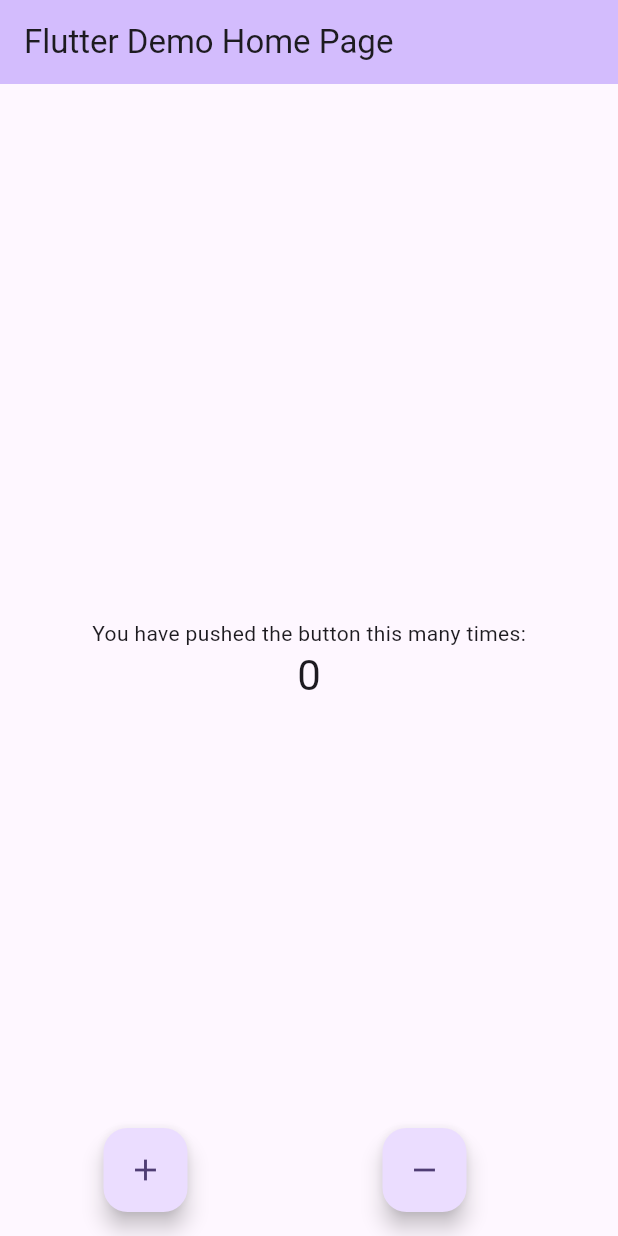
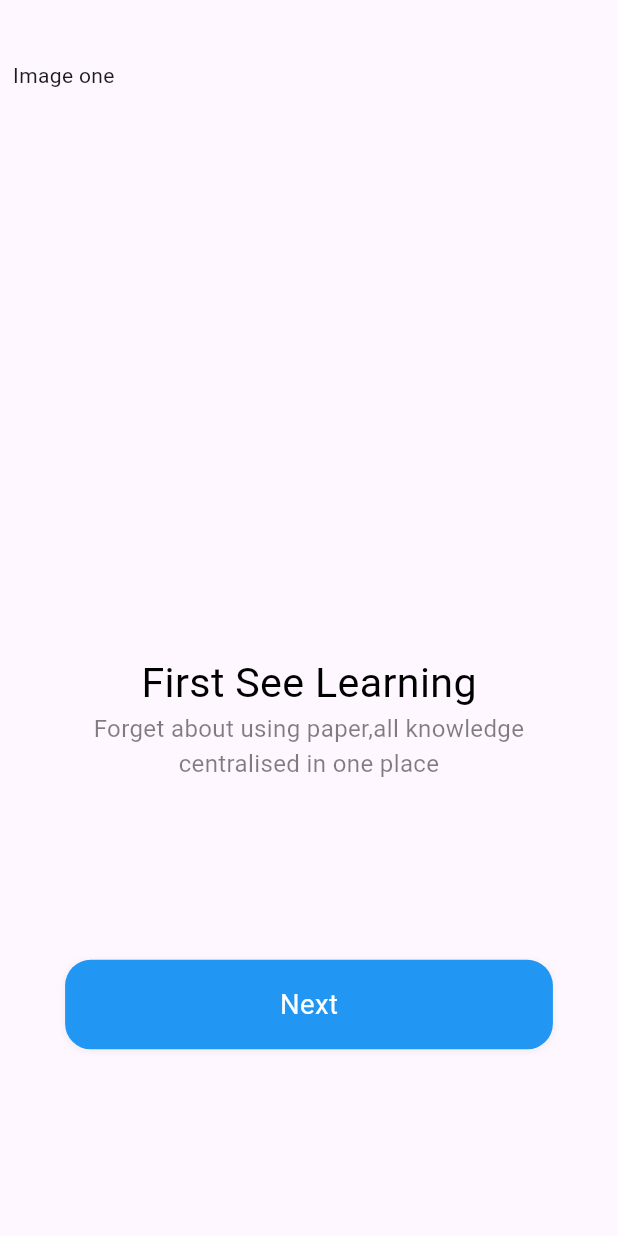
Before and after one commit to LMuchapirei/ulearning, a Flutter app: the screen it shows after launch, on a phone screen of 412 x 824 dp. Run offline on Flutter 3.47's test engine with Material 3 defaults, Android fonts, the light colour scheme and no system bars; our stand-ins replace flutter_bloc, flutter_screenutil.

Commit message:
Create the welcome screen

```diff
--- a/lib/main.dart
+++ b/lib/main.dart
@@ -1,8 +1,10 @@
 import 'package:flutter/material.dart';
 import 'package:flutter_bloc/flutter_bloc.dart';
+import 'package:flutter_screenutil/flutter_screenutil.dart';
 import 'package:ulearning/app_blocs.dart';
 import 'package:ulearning/app_states.dart';
 import 'package:ulearning/app_events.dart';
+import 'package:ulearning/pages/welcome/welcome.dart';
 
 void main() {
   runApp(const MyApp());
@@ -16,15 +18,16 @@ class MyApp extends StatelessWidget {
   Widget build(BuildContext context) {
     return BlocProvider(
         create: (context) => AppBlocs(),
-        child: MaterialApp(
-          debugShowCheckedModeBanner: false,
-          title: 'Flutter Demo',
-          theme: ThemeData(
-            colorScheme: ColorScheme.fromSeed(seedColor: Colors.deepPurple),
-            useMaterial3: true,
-          ),
-          home: const MyHomePage(title: 'Flutter Demo Home Page'),
-        ));
+        child: ScreenUtilInit(
+            builder: (contex, child) => MaterialApp(
+                debugShowCheckedModeBanner: false,
+                title: 'Flutter Demo',
+                theme: ThemeData(
+                  colorScheme:
+                      ColorScheme.fromSeed(seedColor: Colors.deepPurple),
+                  useMaterial3: true,
+                ),
+                home: Welcome())));
   }
 }
 
--- /dev/null
+++ b/lib/pages/welcome/welcome.dart
@@ -0,0 +1,66 @@
+import 'package:flutter/material.dart';
+import 'package:flutter_screenutil/flutter_screenutil.dart';
+
+class Welcome extends StatefulWidget {
+  const Welcome({Key? key}) : super(key: key);
+
+  @override
+  State<Welcome> createState() => _WelcomeState();
+}
+
+class _WelcomeState extends State<Welcome> {
+  @override
+  Widget build(BuildContext context) {
+    return Container(
+        decoration: const BoxDecoration(color: Colors.white),
+        child: Scaffold(
+            body: Container(
+                margin: EdgeInsets.only(top: 34.h),
+                width: 375.w,
+                child: Stack(children: [
+                  PageView(children: [_page(), _page(), _page()])
+                ]))));
+  }
+
+  Column _page() {
+    return Column(children: [
+      SizedBox(width: 345.w, height: 345.w, child: const Text("Image one")),
+      Container(
+          child: Text("First See Learning",
+              style: TextStyle(
+                  color: Colors.black,
+                  fontWeight: FontWeight.normal,
+                  fontSize: 24.sp))),
+      Container(
+          width: 375.w,
+          padding: EdgeInsets.symmetric(horizontal: 30.w),
+          child: Text(
+              "Forget about using paper,all knowledge centralised in one place",
+              textAlign: TextAlign.center,
+              style: TextStyle(
+                  color: Colors.black.withOpacity(0.5),
+                  fontWeight: FontWeight.normal,
+                  fontSize: 14.sp))),
+      Container(
+          margin: EdgeInsets.only(top: 100.h, left: 25.w, right: 25.w),
+          width: 325.2,
+          height: 50.h,
+          decoration: BoxDecoration(
+              borderRadius: BorderRadius.all(Radius.circular(15.w)),
+              color: Colors.blue,
+              boxShadow: [
+                BoxShadow(
+                    color: Colors.grey.withOpacity(0.1),
+                    spreadRadius: 1,
+                    blurRadius: 2,
+                    offset: Offset(0, 1))
+              ]),
+          child: Center(
+              child: Text("Next",
+                  style: TextStyle(
+                      color: Colors.white,
+                      fontWeight: FontWeight.normal,
+                      fontSize: 16.sp)))),
+    ]);
+  }
+}
--- a/pubspec.yaml
+++ b/pubspec.yaml
@@ -36,6 +36,7 @@ dependencies:
   # Use with the CupertinoIcons class for iOS style icons.
   cupertino_icons: ^1.0.6
   flutter_bloc: ^8.1.6
+  flutter_screenutil:
 
 dev_dependencies:
   flutter_test:
```
Also changed, not shown: lib/pages/welcome/bloc/welcome_blocs.dart (added), lib/pages/welcome/bloc/welcome_events.dart (added), lib/pages/welcome/bloc/welcome_states.dart (added), pubspec.lock, 3 other files.
